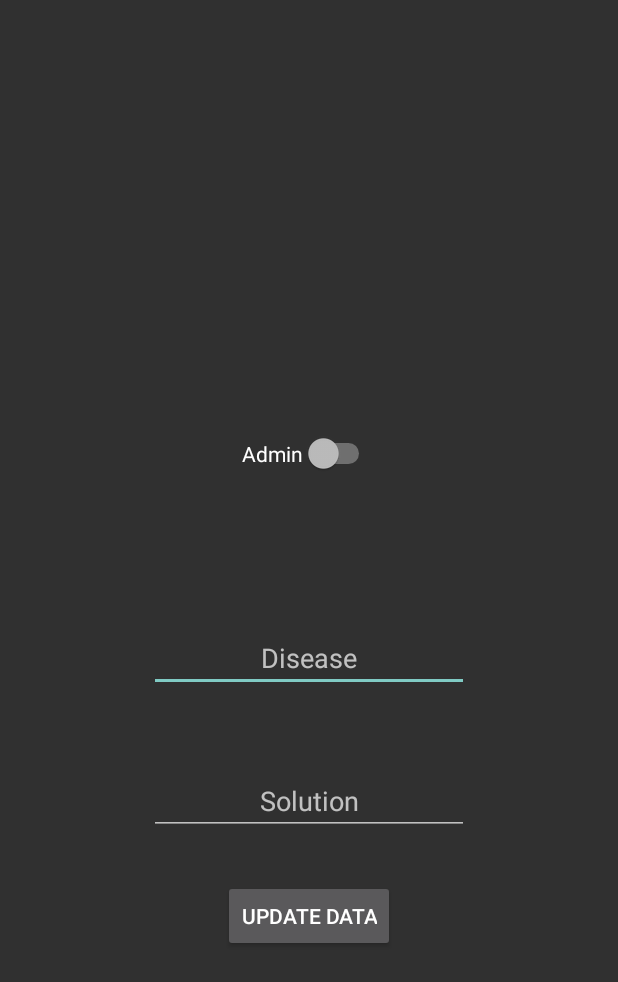
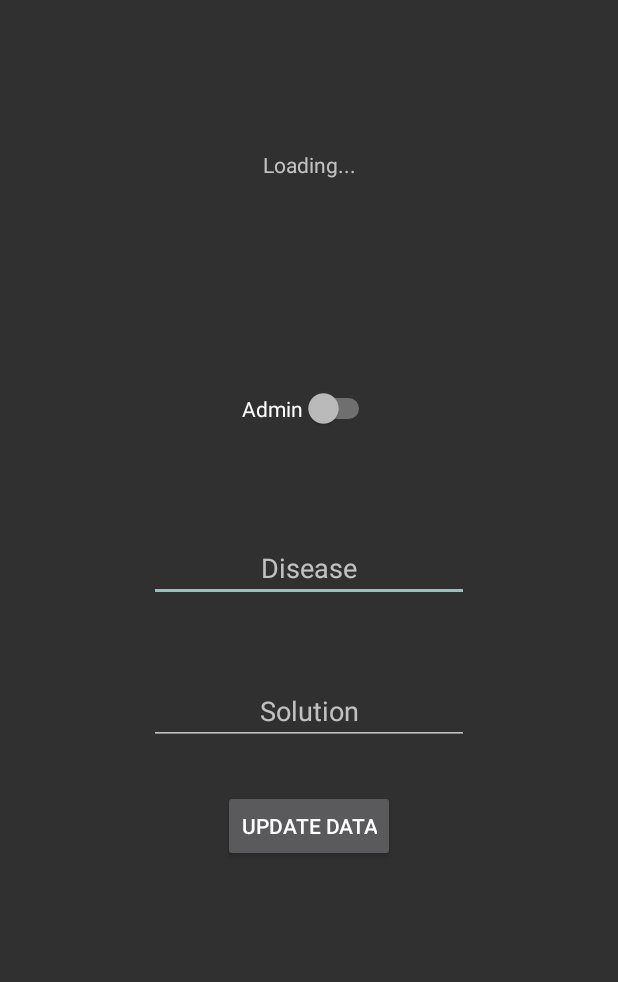
Before and after one commit to aenigmaakash/DroneLMFAO, an Android app: the layout activity_info.xml on its own in the app's theme, with its tools: preview values and no code run, on a phone screen of 412 x 824 dp. Shown: the top 982 px of the screen. Run offline under Robolectric (Android 15) with nearby library versions, the phone set to English and light mode, and no system bars.

```diff
--- a/app/src/main/res/layout/activity_info.xml
+++ b/app/src/main/res/layout/activity_info.xml
@@ -21,6 +21,7 @@
                 android:layout_height="wrap_content"
                 android:layout_marginTop="100dp"
                 android:gravity="center"
+                android:text="Loading..."
                 app:layout_constraintEnd_toEndOf="parent"
                 app:layout_constraintStart_toStartOf="parent"
                 app:layout_constraintTop_toTopOf="parent" />
@@ -30,7 +31,7 @@
                 android:layout_width="wrap_content"
                 android:layout_height="wrap_content"
                 android:layout_marginTop="50dp"
-                android:layout_marginBottom="100dp"
+                android:layout_marginBottom="70dp"
                 android:gravity="center"
                 app:layout_constraintBottom_toBottomOf="parent"
                 app:layout_constraintEnd_toEndOf="parent"
@@ -55,11 +56,11 @@
                 android:id="@+id/diseaseEdit"
                 android:layout_width="wrap_content"
                 android:layout_height="wrap_content"
-                android:layout_marginTop="100dp"
+                android:layout_marginTop="70dp"
+                android:ems="10"
                 android:gravity="center"
+                android:hint="Disease"
                 android:inputType="text"
-                android:hint="Disease"
-                android:ems="10"
                 app:layout_constraintEnd_toEndOf="parent"
                 app:layout_constraintStart_toStartOf="parent"
                 app:layout_constraintTop_toTopOf="parent" />
--- a/app/src/main/res/layout/activity_video.xml
+++ b/app/src/main/res/layout/activity_video.xml
@@ -176,7 +176,8 @@
         <com.fyp.dronelmfao.MjpegView
             android:id="@+id/mv"
             android:layout_width="match_parent"
-            android:layout_height="match_parent" />
+            android:layout_height="match_parent"
+            android:layout_marginTop="40dp" />
 
     </LinearLayout>
 
```
